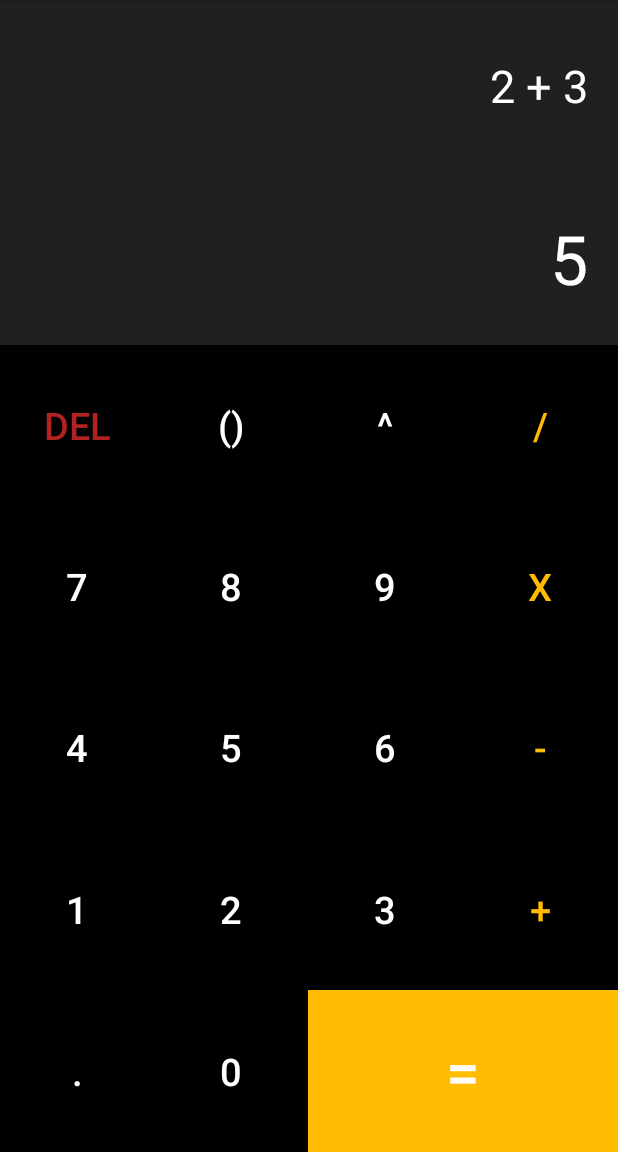
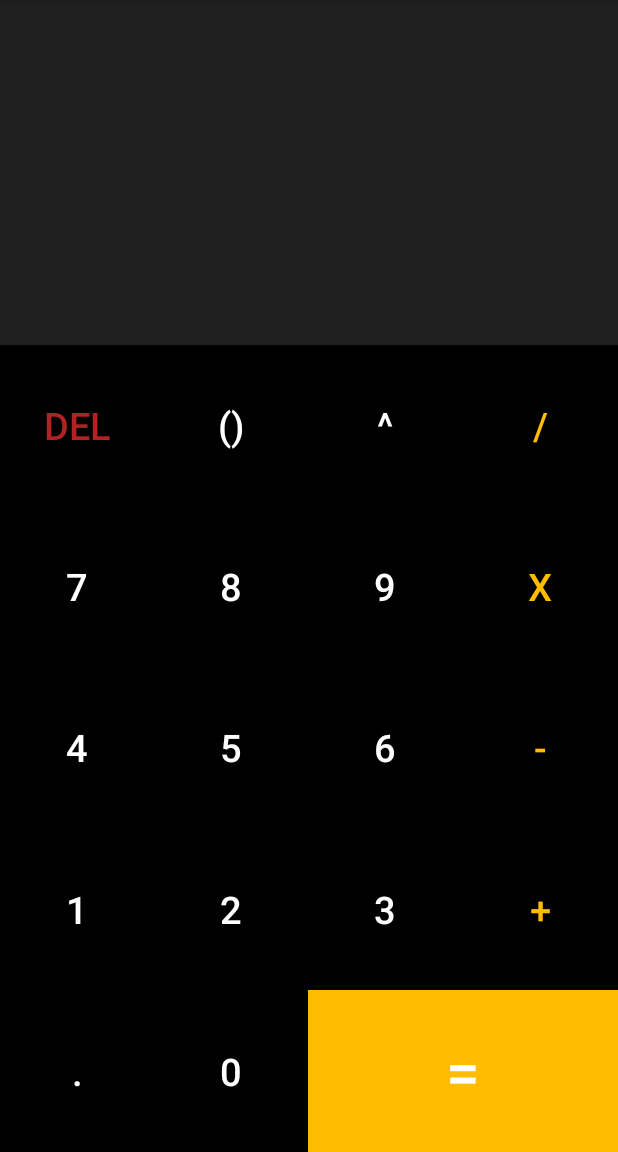
Before and after one commit to ochukoemmanuel/Calculator, an Android app: the screen it shows after launch (MainActivity), on a phone screen of 412 x 824 dp, the part 84-1236 px from its top. Run offline under Robolectric (Android 15) with nearby library versions, the phone set to English and light mode, and no system bars.

Commit message:
UI tweak

```diff
--- a/app/src/main/res/layout/activity_main.xml
+++ b/app/src/main/res/layout/activity_main.xml
@@ -22,7 +22,7 @@
             android:layout_height="0dp"
             android:paddingLeft="30dp"
             android:textAlignment="textEnd"
-            android:text="2 + 3"
+            android:text=""
             android:layout_weight="1"
             android:gravity="center_vertical"
             android:textColor="@color/white"
@@ -36,7 +36,7 @@
             android:layout_height="0dp"
             android:layout_weight="1"
             android:gravity="center_vertical"
-            android:text="5"
+            android:text=""
             android:textColor="@color/white"
             android:textSize="45sp"
             android:layout_gravity="end"/>
```
